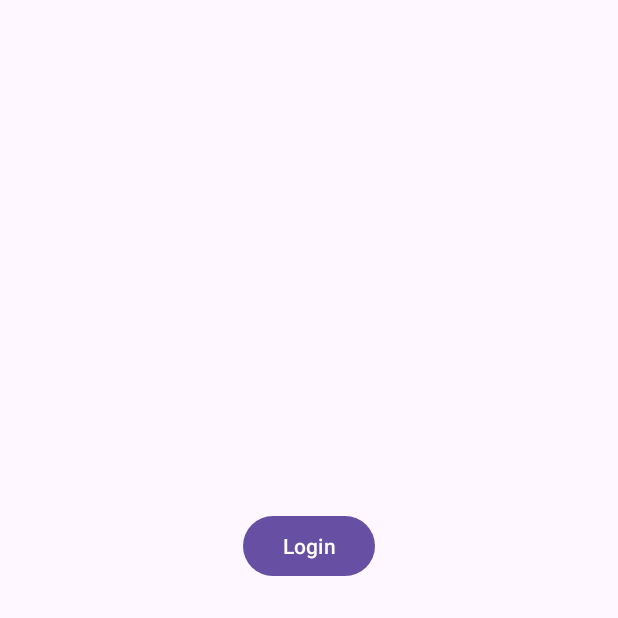
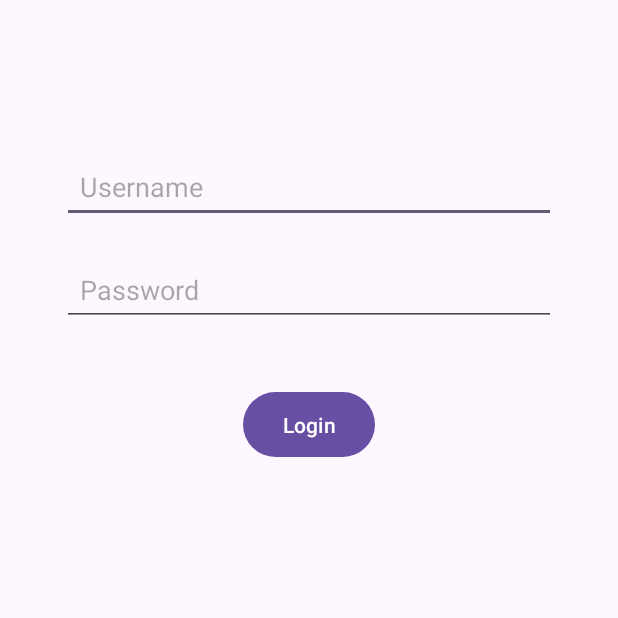
Before and after one commit to UyLeQuoc/PRM392-Group2-RacingGame, an Android app: the screen it shows after launch (LoginPageActivity), on a phone screen of 412 x 824 dp, the top half of it. Run offline under Robolectric (Android 15) with nearby library versions, the phone set to English and light mode, and no system bars.

Commit message:
done login function

```diff
--- a/app/src/main/java/com/group2/racing_game/LoginPageActivity.java
+++ b/app/src/main/java/com/group2/racing_game/LoginPageActivity.java
@@ -4,40 +4,61 @@ import android.content.Intent;
 import android.os.Bundle;
 import android.view.View;
 import android.widget.Button;
+import android.widget.EditText;
+import android.widget.Toast;
 
 import androidx.activity.EdgeToEdge;
 import androidx.appcompat.app.AppCompatActivity;
-import androidx.core.graphics.Insets;
-import androidx.core.view.ViewCompat;
-import androidx.core.view.WindowInsetsCompat;
+
+import com.group2.racing_game.DAO.UserDAO;
+import com.group2.racing_game.entity.User;
 
 public class LoginPageActivity extends AppCompatActivity {
     Button btnLogin;
+    EditText txtUsername, txtPassword;
+    UserDAO userDAO = UserDAO.getInstance();
 
     @Override
     protected void onCreate(Bundle savedInstanceState) {
         super.onCreate(savedInstanceState);
         EdgeToEdge.enable(this);
         setContentView(R.layout.activity_login_page);
-        ViewCompat.setOnApplyWindowInsetsListener(findViewById(R.id.main), (v, insets) -> {
-            Insets systemBars = insets.getInsets(WindowInsetsCompat.Type.systemBars());
-            v.setPadding(systemBars.left, systemBars.top, systemBars.right, systemBars.bottom);
-            return insets;
-        });
 
         RefElement();
 
         btnLogin.setOnClickListener(new View.OnClickListener() {
             @Override
             public void onClick(View view) {
-                Intent myItent = new Intent(LoginPageActivity.this, MainActivity.class);
-                startActivity(myItent);
+                performLogin();
             }
         });
-
     }
 
     protected void RefElement(){
         btnLogin = (Button) findViewById(R.id.btnLogin);
+        txtUsername = (EditText) findViewById(R.id.txtUsername);
+        txtPassword = (EditText) findViewById(R.id.txtPassword);
+    }
+
+    // Function to handle login
+    protected void performLogin() {
+        String username = txtUsername.getText().toString().trim();
+        String password = txtPassword.getText().toString().trim();
+
+        if (username.isEmpty() || password.isEmpty()) {
+            Toast.makeText(LoginPageActivity.this, "Please enter both username and password", Toast.LENGTH_SHORT).show();
+            return;
+        }
+
+        User user = userDAO.Login(username, password);
+
+        if (user != null) {
+            // Credentials are correct, navigate to MainActivity
+            Intent myIntent = new Intent(LoginPageActivity.this, MainActivity.class);
+            startActivity(myIntent);
+        } else {
+            // Invalid credentials, show error message
+            Toast.makeText(LoginPageActivity.this, "Invalid username or password", Toast.LENGTH_SHORT).show();
+        }
     }
 }
--- a/app/src/main/res/layout/activity_login_page.xml
+++ b/app/src/main/res/layout/activity_login_page.xml
@@ -7,13 +7,43 @@
     android:layout_height="match_parent"
     tools:context=".LoginPageActivity">
 
+    <EditText
+        android:id="@+id/txtUsername"
+        android:layout_width="0dp"
+        android:layout_height="wrap_content"
+        android:layout_marginTop="100dp"
+        android:hint="Username"
+        android:inputType="text"
+        app:layout_constraintEnd_toEndOf="parent"
+        app:layout_constraintStart_toStartOf="parent"
+        app:layout_constraintTop_toTopOf="parent"
+        app:layout_constraintHorizontal_bias="0.5"
+        android:padding="12dp"
+        app:layout_constraintWidth_percent="0.8" />
+
+    <EditText
+        android:id="@+id/txtPassword"
+        android:layout_width="0dp"
+        android:layout_height="wrap_content"
+        android:layout_marginTop="20dp"
+        android:hint="Password"
+        android:inputType="textPassword"
+        app:layout_constraintEnd_toEndOf="parent"
+        app:layout_constraintStart_toStartOf="parent"
+        app:layout_constraintTop_toBottomOf="@id/txtUsername"
+        android:padding="12dp"
+        app:layout_constraintWidth_percent="0.8" />
+
     <Button
         android:id="@+id/btnLogin"
         android:layout_width="wrap_content"
         android:layout_height="wrap_content"
-        android:layout_marginTop="340dp"
+        android:layout_marginTop="40dp"
         android:text="Login"
         app:layout_constraintEnd_toEndOf="parent"
         app:layout_constraintStart_toStartOf="parent"
-        app:layout_constraintTop_toTopOf="parent" />
+        app:layout_constraintTop_toBottomOf="@id/txtPassword"
+        android:padding="12dp"
+        />
+
 </androidx.constraintlayout.widget.ConstraintLayout>
```
Also changed, not shown: app/src/main/java/com/group2/racing_game/DAO/UserDAO.java (+14 -4 lines).
